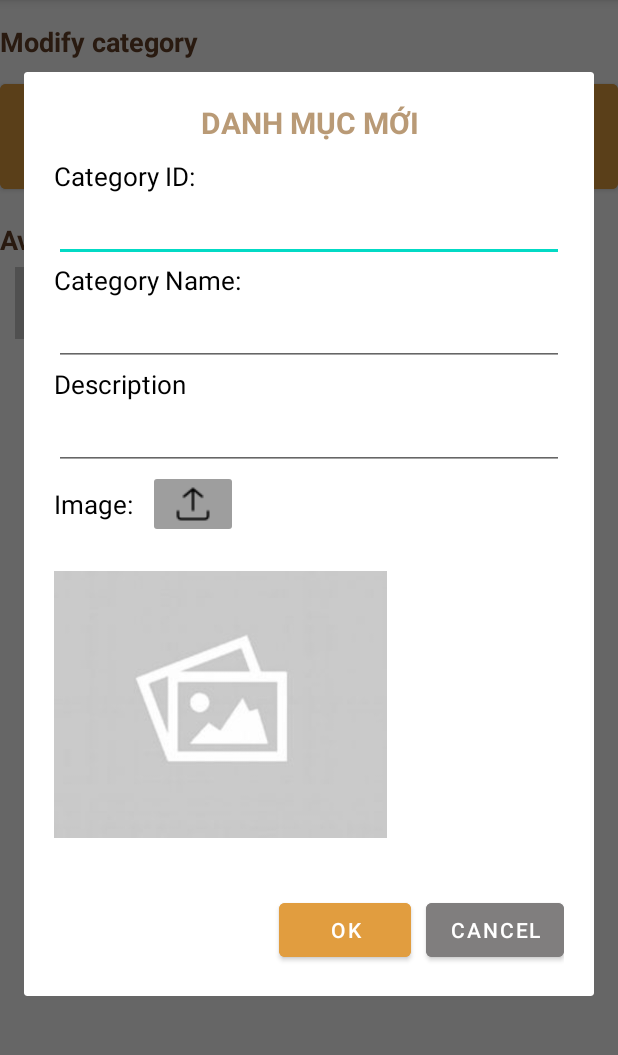
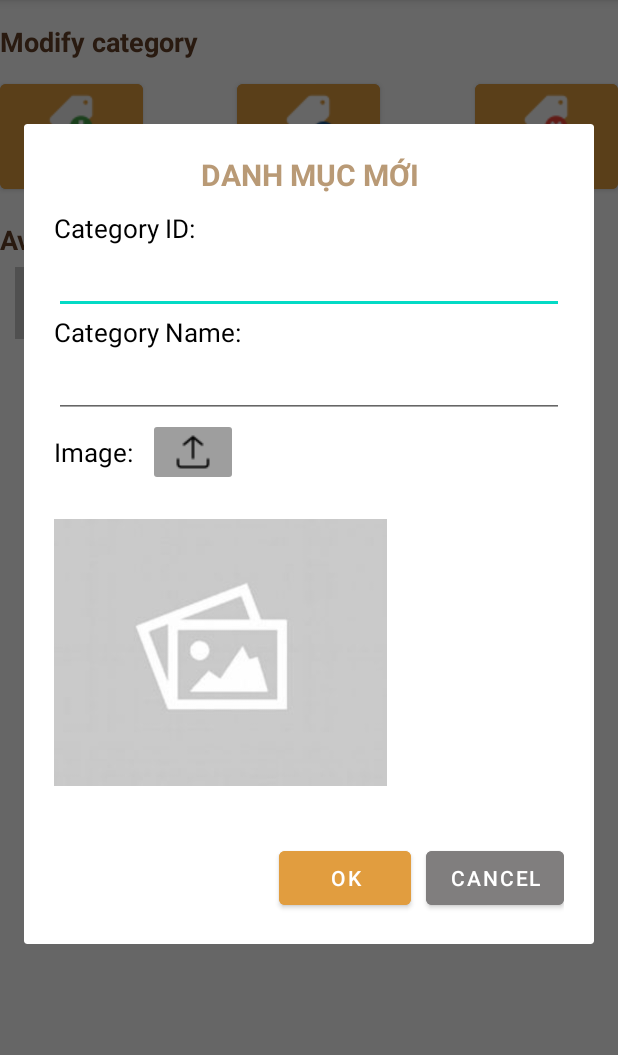
Before and after one commit to WhiteCornFour/LapTrinhDiDong_FinalProject, an Android app: the fragment Fragment_ManageProductCatalog placed in its activity, after a tap on "ADD", on a phone screen of 412 x 824 dp, the part 84-1139 px from its top. Run offline under Robolectric (Android 15) with nearby library versions, the phone set to English and light mode, and no system bars; Roboto replaces fonts that are not available here; 14 statements that could not run were skipped.

Commit message:
add image for inserting category, unsuccessful

```diff
--- a/app/src/main/java/com/example/laptrinhdidong_finalproject/Cotroller/Fragment_ManageProductCatalog.java
+++ b/app/src/main/java/com/example/laptrinhdidong_finalproject/Cotroller/Fragment_ManageProductCatalog.java
@@ -1,9 +1,13 @@
 package com.example.laptrinhdidong_finalproject.Cotroller;
 
+import android.app.Activity;
 import android.app.Dialog;
 import android.content.Intent;
 import android.database.sqlite.SQLiteDatabase;
+import android.graphics.Bitmap;
+import android.graphics.BitmapFactory;
 import android.media.Image;
+import android.net.Uri;
 import android.os.Bundle;
 import android.util.DisplayMetrics;
 import android.view.LayoutInflater;
@@ -17,6 +21,10 @@ import android.widget.ImageView;
 import android.widget.ListView;
 import android.widget.Toast;
 
+import androidx.activity.result.ActivityResult;
+import androidx.activity.result.ActivityResultCallback;
+import androidx.activity.result.ActivityResultLauncher;
+import androidx.activity.result.contract.ActivityResultContracts;
 import androidx.annotation.NonNull;
 import androidx.annotation.Nullable;
 import androidx.fragment.app.Fragment;
@@ -28,7 +36,10 @@ import com.example.laptrinhdidong_finalproject.View.Activity_Deleting_Products;
 import com.example.laptrinhdidong_finalproject.View.CustomAdapterListViewFragment_Product;
 import com.example.laptrinhdidong_finalproject.View.CustomListViewCategories;
 
+import java.io.ByteArrayOutputStream;
+import java.io.FileNotFoundException;
 import java.util.ArrayList;
+import java.util.Objects;
 
 public class Fragment_ManageProductCatalog extends Fragment {
 
@@ -40,12 +51,35 @@ public class Fragment_ManageProductCatalog extends Fragment {
     ListView lvCategories;
     Button btnAddCategory, btnConfirmAddCategory, btnCancelAdding, btnDeleteCategory;
     ImageButton btnUploadCategoryImage;
-    EditText edtCategoryID, edtCategoryName, edtCategoryDescription;
+    EditText edtCategoryID, edtCategoryName;
     ImageView imgAddedCategory;
     ArrayList<ProductCategories> categoriesArrayList = new ArrayList<>();
     CustomListViewCategories customListViewCategories;
 
-    SQLiteDatabase sqLiteDatabase;
+    ActivityResultLauncher<Intent> resultLauncher;
+
+    @Override
+    public void onCreate(@Nullable Bundle savedInstanceState) {
+        super.onCreate(savedInstanceState);
+        resultLauncher = registerForActivityResult(new ActivityResultContracts.StartActivityForResult(), result -> {
+            if (result.getResultCode() == Activity.RESULT_OK && result.getData() != null) {
+                Uri selectedImage = result.getData().getData();
+                try {
+                    Bitmap bitmap = BitmapFactory.decodeStream(requireActivity().getContentResolver().openInputStream(selectedImage));
+                    imgAddedCategory.setImageBitmap(bitmap);
+
+                    ByteArrayOutputStream byteArrayOutputStream = new ByteArrayOutputStream();
+                    bitmap.compress(Bitmap.CompressFormat.PNG, 100, byteArrayOutputStream);
+
+//                    byte[] imageBytes = byteArrayOutputStream.toByteArray(); // Sử dụng imageBytes nếu cần lưu trữ trong cơ sở dữ liệu
+
+                } catch (FileNotFoundException e) {
+                    e.printStackTrace();
+                    Toast.makeText(getActivity(), "Unable to load image", Toast.LENGTH_SHORT).show();
+                }
+            }
+        });
+    }
 
     @Nullable
     @Override
@@ -65,19 +99,11 @@ public class Fragment_ManageProductCatalog extends Fragment {
     }
     void addEvent()
     {
-        btnAddCategory.setOnClickListener(new View.OnClickListener() {
-            @Override
-            public void onClick(View v) {
-                showDialog();
-            }
-        });
+        btnAddCategory.setOnClickListener(v -> showDialog());
 
-        btnDeleteCategory.setOnClickListener(new View.OnClickListener() {
-            @Override
-            public void onClick(View v) {
+        btnDeleteCategory.setOnClickListener(v -> {
             Intent intent = new Intent(getContext(), Activity_Deleting_ProductCategories.class);
             startActivity(intent);
-            }
         });
     }
 
@@ -108,51 +134,36 @@ public class Fragment_ManageProductCatalog extends Fragment {
     }
     void addDialogEvent(Dialog addCategoryDialog, View customView)
     {
-        // Tham chiếu đến button trong dialog thông qua customView
         btnConfirmAddCategory = customView.findViewById(R.id.btnConfirmAddCategory);
         btnCancelAdding = customView.findViewById(R.id.btnCancelAdding);
         btnUploadCategoryImage = customView.findViewById(R.id.btnUploadCategoryImage);
         edtCategoryID = customView.findViewById(R.id.edtCategoryID);
         edtCategoryName = customView.findViewById(R.id.edtCategoryName);
-        edtCategoryDescription = customView.findViewById(R.id.edtCategoryDescription);
         imgAddedCategory = customView.findViewById(R.id.imgAddedCategory);
 
-        btnUploadCategoryImage.setOnClickListener(new View.OnClickListener() {
-            @Override
-            public void onClick(View v) {
+        btnUploadCategoryImage.setOnClickListener(v -> {
             Intent intent = new Intent(Intent.ACTION_PICK, android.provider.MediaStore.Images.Media.EXTERNAL_CONTENT_URI);
-                startActivity(intent);
-            }
+            resultLauncher.launch(intent);
         });
-        btnConfirmAddCategory.setOnClickListener(new View.OnClickListener() {
-            @Override
-            public void onClick(View v) {
+
+        btnConfirmAddCategory.setOnClickListener(v -> {
             String categoryID = edtCategoryID.getText().toString();
             String categoryName = edtCategoryName.getText().toString();
-//                String description = edtCategoryDescription.getText().toString();
+            Bitmap insertImage = Utils.getBitmapFromImageView(imgAddedCategory);
 
             if(!categoryID.isEmpty() && !categoryName.isEmpty())
             {
-                    ProductCategories category = new ProductCategories(categoryID, categoryName, null);
+                ProductCategories category = new ProductCategories(categoryID, categoryName, Utils.getBytesFromBitmap(insertImage));
                 categoryHandler.insertNewData(category);
 
-                    //Load lại data và set lại adapter
-                    categoriesArrayList = categoryHandler.loadAllDataOfProductCategories();
-                    customListViewCategories = new CustomListViewCategories(getContext(),
-                            R.layout.layout_gridview_categorymanager, categoriesArrayList);
-                    lvCategories.setAdapter(customListViewCategories);
+                loadDBCategoryData();
                 addCategoryDialog.dismiss();
             }
             else {
                 Toast.makeText(getActivity(), "Null information!", Toast.LENGTH_SHORT).show();
             }
-            }
         });
-        btnCancelAdding.setOnClickListener(new View.OnClickListener() {
-            @Override
-            public void onClick(View v) {
-                addCategoryDialog.dismiss();
-            }
-        });
+
+        btnCancelAdding.setOnClickListener(v -> addCategoryDialog.dismiss());
     }
 }
--- a/app/src/main/java/com/example/laptrinhdidong_finalproject/View/CustomListViewCategories.java
+++ b/app/src/main/java/com/example/laptrinhdidong_finalproject/View/CustomListViewCategories.java
@@ -6,6 +6,7 @@ import android.graphics.BitmapFactory;
 import android.view.LayoutInflater;
 import android.view.View;
 import android.view.ViewGroup;
+import android.widget.ArrayAdapter;
 import android.widget.BaseAdapter;
 import android.widget.ImageView;
 import android.widget.TextView;
@@ -15,63 +16,43 @@ import com.example.laptrinhdidong_finalproject.R;
 
 import java.util.ArrayList;
 
-public class CustomListViewCategories extends BaseAdapter {
+public class CustomListViewCategories extends ArrayAdapter {
     Context context;
 
     int layoutItem;
     ArrayList<ProductCategories> arrayList;
 
     public CustomListViewCategories(Context context, int layoutItem, ArrayList<ProductCategories> arrayList) {
+        super(context, layoutItem, arrayList);
         this.context = context;
         this.layoutItem = layoutItem;
         this.arrayList = arrayList;
     }
 
     @Override
-    public int getCount() {
-        return arrayList.size();
-    }
-
-    @Override
-    public Object getItem(int position) {
-        return arrayList.get(position);
-    }
-
-    @Override
-    public long getItemId(int position) {
-        return position;
-    }
-
-    @Override
     public View getView(int position, View convertView, ViewGroup parent) {
-        ViewHolder holder;
-        if (convertView == null) {
+        ProductCategories category = arrayList.get(position);
+        if(convertView == null)
+        {
             convertView = LayoutInflater.from(context).inflate(layoutItem, null);
-            holder = new ViewHolder();
-            holder.imgCategory = convertView.findViewById(R.id.imgCategory);
-            holder.tvCategoryID = convertView.findViewById(R.id.tvCategoryID);
-            holder.tvCategoryName = convertView.findViewById(R.id.tvCategoryName);
-            convertView.setTag(holder);
-        } else {
-            holder = (ViewHolder) convertView.getTag();
         }
 
-        ProductCategories category = arrayList.get(position);
-        holder.tvCategoryID.setText(category.getIdCategory());
-        holder.tvCategoryName.setText(category.getNameCategory());
-
+        ImageView imgCategory = convertView.findViewById(R.id.imgCategory);
         if (category.getImageCategory() != null) {
             Bitmap bitmap = BitmapFactory.decodeByteArray(category.getImageCategory(), 0, category.getImageCategory().length);
-            holder.imgCategory.setImageBitmap(bitmap);
-        } else {
-            holder.imgCategory.setImageResource(R.drawable.empty_img); // set a placeholder image
+            imgCategory.setImageBitmap(bitmap);
         }
+        else {
+            imgCategory.setImageResource(R.drawable.empty_img); // set a placeholder image
+        }
+
+        TextView tvCategoryID = convertView.findViewById(R.id.tvCategoryID);
+        tvCategoryID.setText(category.getIdCategory());
+
+        TextView tvCategoryName = convertView.findViewById(R.id.tvCategoryName);
+        tvCategoryName.setText(category.getNameCategory());
+
 
         return convertView;
     }
-
-    static class ViewHolder{
-        ImageView imgCategory;
-        TextView tvCategoryID, tvCategoryName;
-    }
 }
--- a/app/src/main/res/layout/layout_addcategory_dialog.xml
+++ b/app/src/main/res/layout/layout_addcategory_dialog.xml
@@ -55,26 +55,26 @@
             android:layout_height="wrap_content"/>
     </LinearLayout>
 
-    <LinearLayout
-        android:layout_width="match_parent"
-        android:layout_height="match_parent"
-        android:orientation="vertical">
+<!--    <LinearLayout-->
+<!--        android:layout_width="match_parent"-->
+<!--        android:layout_height="match_parent"-->
+<!--        android:orientation="vertical">-->
 
-        <TextView
-            android:id="@+id/textView29"
-            android:layout_width="wrap_content"
-            android:layout_height="wrap_content"
-            android:textColor="@color/black"
-            android:textSize="17sp"
-            android:text="Description" />
+<!--        <TextView-->
+<!--            android:id="@+id/textView29"-->
+<!--            android:layout_width="wrap_content"-->
+<!--            android:layout_height="wrap_content"-->
+<!--            android:textColor="@color/black"-->
+<!--            android:textSize="17sp"-->
+<!--            android:text="Description" />-->
 
-        <EditText
-            android:id="@+id/edtCategoryDescription"
-            android:layout_width="match_parent"
-            android:layout_height="wrap_content"
-            android:ems="10"
-            android:inputType="textPersonName" />
-    </LinearLayout>
+<!--        <EditText-->
+<!--            android:id="@+id/edtCategoryDescription"-->
+<!--            android:layout_width="match_parent"-->
+<!--            android:layout_height="wrap_content"-->
+<!--            android:ems="10"-->
+<!--            android:inputType="textPersonName" />-->
+<!--    </LinearLayout>-->
 
     <LinearLayout
         android:layout_width="match_parent"
```
Also changed, not shown: app/src/main/java/com/example/laptrinhdidong_finalproject/Cotroller/ProductCategoriesHandler.java (+5 -8 lines), app/src/main/java/com/example/laptrinhdidong_finalproject/Cotroller/Utils.java (added, +35 -0 lines), app/src/main/java/com/example/laptrinhdidong_finalproject/Model/ProductCategories.java (+0 -8 lines). Lines whose indentation alone changed are shown as unchanged.
